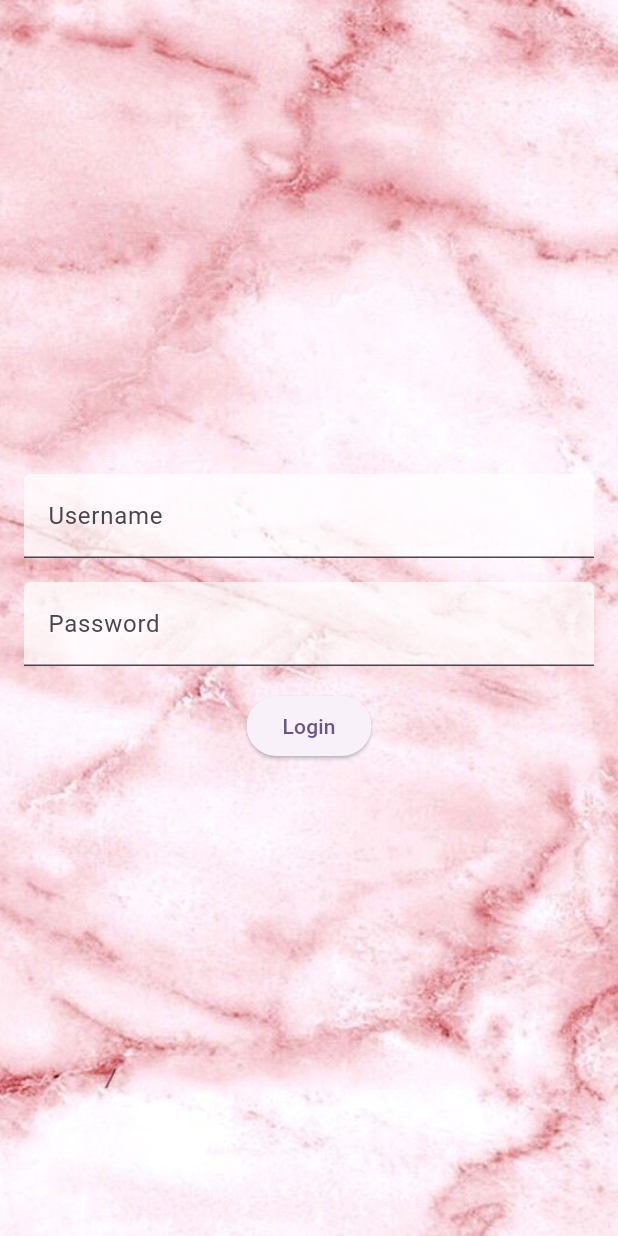
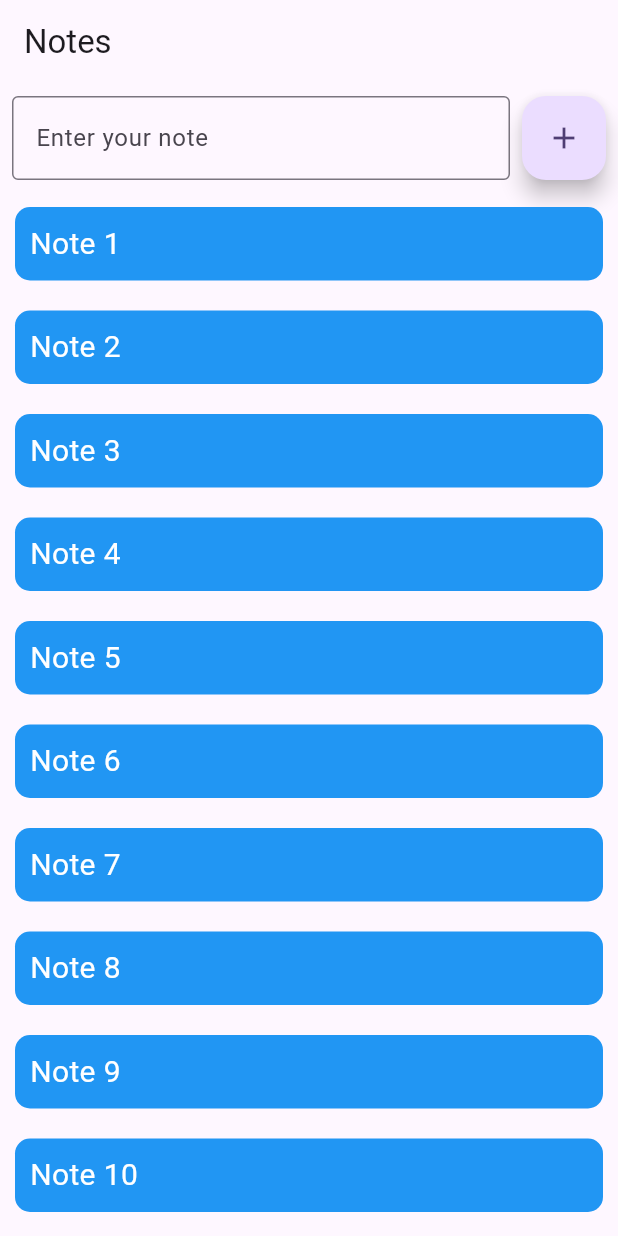
Before and after one commit to ecenurkarahan/basicFlutterApps, a Flutter app: the screen it shows after launch, on a phone screen of 412 x 824 dp. Run offline on Flutter 3.47's test engine with Material 3 defaults, Android fonts, the phone set to English and light mode, and no system bars; our stand-ins replace fluttertoast.

Commit message:
Week 2 homework is done, a basic to do app

```diff
--- /dev/null
+++ b/lib/components/EmptyNote.dart
@@ -0,0 +1,61 @@
+import 'package:flutter/material.dart';
+
+class EmptyNote extends StatefulWidget {
+  final Function(String) onAddNote;
+  const EmptyNote({super.key,
+  required this.onAddNote,
+  });
+
+  @override
+  State<EmptyNote> createState() => _EmptyNoteState();
+}
+
+class _EmptyNoteState extends State<EmptyNote> {
+  final textController = TextEditingController();
+
+  void _addNote(){
+    String noteText = textController.text;
+    if(noteText.isNotEmpty){
+      widget.onAddNote(noteText);
+      textController.clear();
+    }
+  }
+  @override
+  Widget build(BuildContext context) {
+    return Padding(
+      padding: const EdgeInsets.all(8.0),
+      child: Row(
+        children: [
+          Expanded(
+            child: TextField(
+              decoration: const InputDecoration(
+                hintText: 'Enter your note',
+                border: OutlineInputBorder(),
+              ),
+              controller: textController,
+            ),
+          ),
+          const SizedBox(width: 8),
+          FloatingActionButton(
+            onPressed: _addNote,
+            child: const Icon(Icons.add),
+          ),
+        ],
+      ),
+    );
+  }
+}
+/*
+return Scaffold(
+body: Container(
+color: Colors.blue,
+child: Row(
+children:[ TextField(
+controller: textController,
+),
+FloatingActionButton(onPressed: _addNote,
+child: const Icon(Icons.add),
+)]
+),
+)
+);*/
--- /dev/null
+++ b/lib/components/note.dart
@@ -0,0 +1,61 @@
+import 'package:flutter/material.dart';
+class Note extends StatefulWidget {
+  final String text;
+  final Function() onDelete;
+  const Note({super.key,
+    required this.text,
+    required this.onDelete,
+  });
+
+  @override
+  State<Note> createState() => _NoteState();
+}
+
+class _NoteState extends State<Note> {
+  bool _isCompleted = false;
+  void _showOptionsDialog(){
+    showDialog(context: context,
+        builder: (BuildContext context){
+      return AlertDialog(
+        title: const Text('Choose an option'),
+        actions: <Widget>[
+          TextButton(onPressed: ()
+      {
+        setState(() {
+          _isCompleted = !_isCompleted;
+        });
+        Navigator.of(context).pop();
+      }
+      , child: const Text('Completed')),
+          TextButton(onPressed :() {
+            widget.onDelete();
+            Navigator.of(context).pop();
+          },
+              child: const Text('Delete')),
+        ],
+      );
+        });
+  }
+  @override
+  Widget build(BuildContext context) {
+    return GestureDetector(
+      onTap:_showOptionsDialog,
+      child: Container(
+        padding: const EdgeInsets.all(10),
+        margin: const EdgeInsets.all(10),
+        decoration: BoxDecoration(
+          color: Colors.blue,
+          borderRadius: BorderRadius.circular(10),
+        ),
+        child: Text(
+          widget.text,
+          style: TextStyle(
+            color: Colors.white,
+            fontSize: 20,
+            decoration: _isCompleted ? TextDecoration.lineThrough : TextDecoration.none,
+          ),
+        ),
+      ),
+    );
+  }
+}
--- a/lib/main.dart
+++ b/lib/main.dart
@@ -1,4 +1,5 @@
 import 'package:flutter/material.dart';
+import 'package:flutter_lesson_one/screens/HomePage.dart';
 import 'package:fluttertoast/fluttertoast.dart';
 
 void main() {
@@ -18,159 +19,7 @@ class MyApp extends StatelessWidget {
         colorScheme: ColorScheme.fromSeed(seedColor: Colors.deepPurple),
         useMaterial3: true,
       ),
-      home: LoginPage(),
+      home: Homepage(),
     );
   }
 }
-
-class MyHomePage extends StatefulWidget {
-  const MyHomePage({super.key, required this.title});
-
-  final String title;
-
-  @override
-  State<MyHomePage> createState() => _MyHomePageState();
-}
-
-class _MyHomePageState extends State<MyHomePage> {
-  int _counter = 0;
-
-  void _incrementCounter() {
-    setState(() {
-      // This call to setState tells the Flutter framework that something has
-      // changed in this State, which causes it to rerun the build method below
-      // so that the display can reflect the updated values. If we changed
-      // _counter without calling setState(), then the build method would not be
-      // called again, and so nothing would appear to happen.
-      _counter++;
-    });
-  }
-
-  @override
-  Widget build(BuildContext context) {
-    // This method is rerun every time setState is called, for instance as done
-    // by the _incrementCounter method above.
-    //
-    // The Flutter framework has been optimized to make rerunning build methods
-    // fast, so that you can just rebuild anything that needs updating rather
-    // than having to individually change instances of widgets.
-    return Scaffold(
-      appBar: AppBar(
-        // TRY THIS: Try changing the color here to a specific color (to
-        // Colors.amber, perhaps?) and trigger a hot reload to see the AppBar
-        // change color while the other colors stay the same.
-        backgroundColor: Theme.of(context).colorScheme.inversePrimary,
-        // Here we take the value from the MyHomePage object that was created by
-        // the App.build method, and use it to set our appbar title.
-        title: Text(widget.title),
-      ),
-      body: Container(
-        decoration: const BoxDecoration(
-          image: DecorationImage(
-            image: AssetImage('assets/images/pink_marble.jpg'),
-          fit: BoxFit.cover
-        ),
-      ),
-        child : Center(
-        child: Column(
-          mainAxisAlignment: MainAxisAlignment.center,
-          children: <Widget>[
-            const Text(
-              'You have pushed the button this many times:',
-            ),
-            Text(
-              '$_counter',
-              style: Theme.of(context).textTheme.headlineMedium,
-            ),
-          ],
-        ),
-        )
-      ),
-      floatingActionButton: FloatingActionButton(
-        onPressed: _incrementCounter,
-        tooltip: 'Increment',
-        child: const Icon(Icons.add),
-      ),
-      // This trailing comma makes auto-formatting nicer for build methods.
-    );
-  }
-}
-class LoginPage extends StatefulWidget{
-  const LoginPage({super.key});
-
-  @override
-  _LoginPageState createState()=> _LoginPageState();
-}
-class _LoginPageState extends State<LoginPage>{
-  final TextEditingController _usernameController = TextEditingController();
-  final TextEditingController _passwordController = TextEditingController();
-  //this will be updated later
-  void _login() {
-    final String username = _usernameController.text;
-    final String password = _passwordController.text;
-    if(username.isEmpty|| password.isEmpty){
-      Fluttertoast.showToast(msg: "Please fill empty fields!",
-      toastLength: Toast.LENGTH_SHORT,
-      fontSize: 18.0,
-      gravity: ToastGravity.CENTER);
-    }
-    else if(username=="Jhon Doe"&& password=="12345678"){
-      Fluttertoast.showToast(msg: "Login Successful!",
-          toastLength: Toast.LENGTH_SHORT,
-          fontSize: 18.0,
-          gravity: ToastGravity.CENTER);
-    }
-    else{
-      Fluttertoast.showToast(msg: "Your credentials are wrong!",
-          toastLength: Toast.LENGTH_SHORT,
-          fontSize: 18.0,
-          gravity: ToastGravity.CENTER);
-    }
-
-  }
-  @override
-  Widget build(BuildContext context) {
-    return Scaffold(
-      body: Container(
-        decoration: const BoxDecoration(
-            image: DecorationImage(image: AssetImage( 'assets/images/pink_marble.jpg'),
-            fit: BoxFit.cover
-            ),
-      ),
-        child: Center(
-          child: Padding(
-            padding:const EdgeInsets.all(16.0),
-            child:Column(
-              mainAxisAlignment: MainAxisAlignment.center,
-              children: <Widget>[
-                TextField(
-                  controller: _usernameController,
-                  decoration: const InputDecoration(
-                    labelText: 'Username',
-                    filled:true,
-                    fillColor: Colors.white70
-                  ),
-                  style: const TextStyle(fontFamily: 'CustomFont'),
-                ),
-                const SizedBox(height: 16.0),
-                TextField(
-                  controller: _passwordController,
-                  decoration: const InputDecoration(
-                    labelText: 'Password',
-                    filled: true,
-                    fillColor: Colors.white70
-                  ),
-                  obscureText: true,
-                ),
-                const SizedBox(height: 16.0),
-                ElevatedButton(onPressed: _login,
-                    child: const Text('Login'),
-                )
-              ],
-            )
-          )
-        ),
-    )
-    );
-  }
-}
--- /dev/null
+++ b/lib/screens/HomePage.dart
@@ -0,0 +1,48 @@
+import 'package:flutter/material.dart';
+
+import '../components/EmptyNote.dart';
+import '../components/Note.dart';
+
+class Homepage extends StatefulWidget {
+  const Homepage({super.key});
+
+  @override
+  State<Homepage> createState() => _HomepageState();
+}
+
+class _HomepageState extends State<Homepage> {
+  List<String> notes=["Note 1","Note 2","Note 3","Note 4","Note 5","Note 6","Note 7","Note 8","Note 9","Note 10","Note 11","Note 12","Note 13","Note 14","Note 15","Note 16","Note 17","Note 18","Note 19","Note 20"];
+  void _deleteNote(int index){
+    setState(() {
+      notes.removeAt(index);
+    });
+  }
+  void _addNote (String note){
+    setState(() {
+      notes.insert(0,note);
+    });
+  }
+  @override
+  Widget build(BuildContext context) {
+    return Scaffold(
+      appBar: AppBar(
+          title: const Text('Notes')),
+      body:Column(
+        children: [
+           EmptyNote(onAddNote: _addNote),
+
+          Expanded(
+            child: ListView.builder(itemCount: notes.length,
+                  itemBuilder: (context,index){
+                    return Note(
+                        text: notes[index],
+                        onDelete: ()=> _deleteNote(index)
+                    );
+                  }),
+          ),
+
+        ],
+      ) ,
+    );
+  }
+}
```
